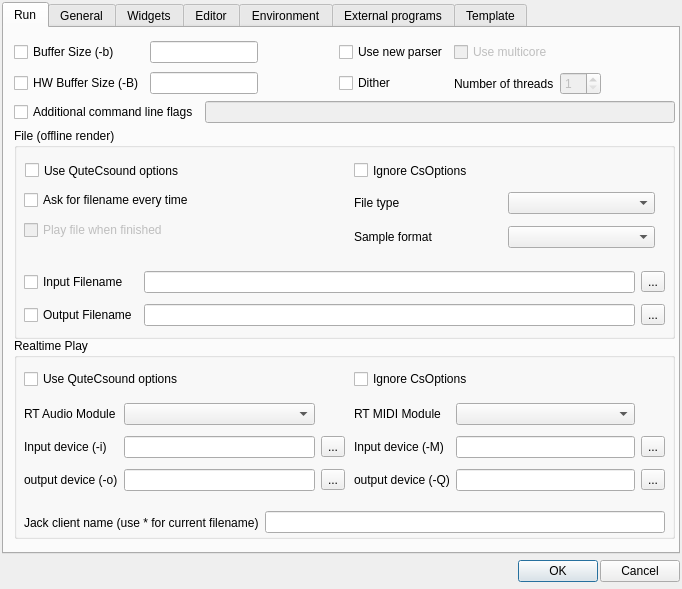
Qt form src/configdialog.ui (CsoundQt/CsoundQt) before a commit.
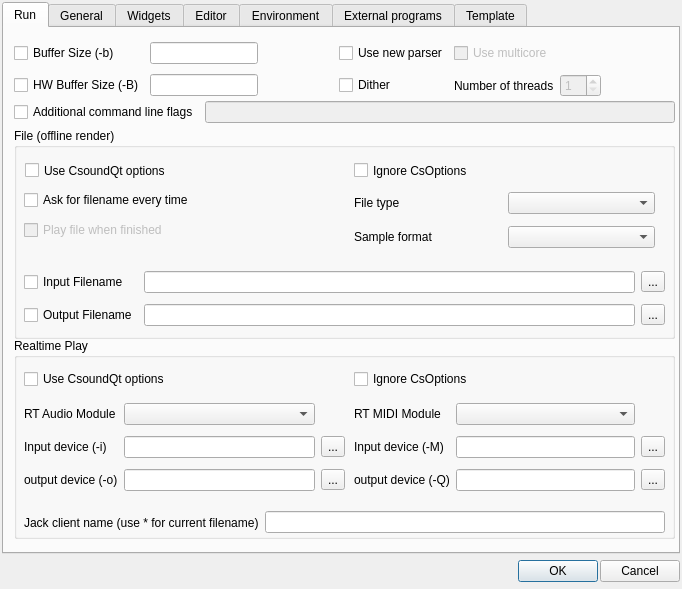
The same form after that commit.

Commit message: Updated name in Config dialog

Diff of the .ui file:
```diff
--- a/src/configdialog.ui
+++ b/src/configdialog.ui
@@ -107,7 +107,7 @@
          </rect>
         </property>
         <property name="text">
-         <string>Use QuteCsound options</string>
+         <string>Use CsoundQt options</string>
         </property>
        </widget>
        <widget class="QCheckBox" name="FileOverrideCheckBox">
@@ -337,7 +337,7 @@
          </rect>
         </property>
         <property name="text">
-         <string>Use QuteCsound options</string>
+         <string>Use CsoundQt options</string>
         </property>
        </widget>
        <widget class="QWidget" name="layoutWidget6">
@@ -395,7 +395,7 @@
          <x>10</x>
          <y>10</y>
          <width>661</width>
-         <height>62</height>
+         <height>64</height>
         </rect>
        </property>
        <layout class="QGridLayout" name="gridLayout10">
```
Left out of the diff: 4 changed lines with no effect on the pictures.
